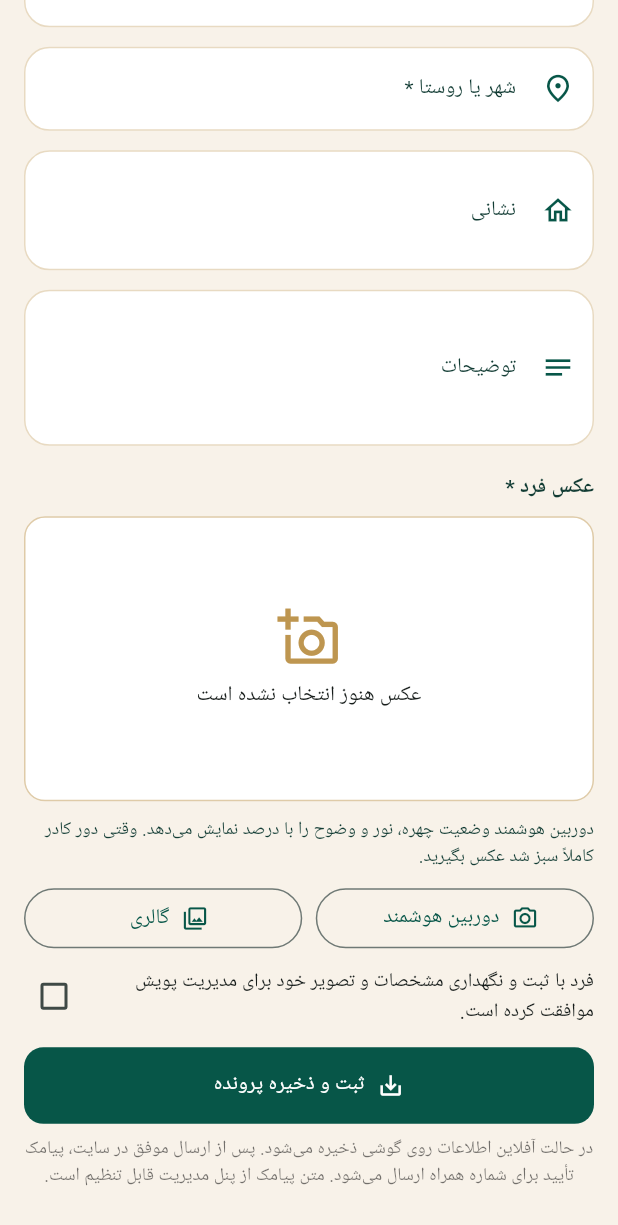
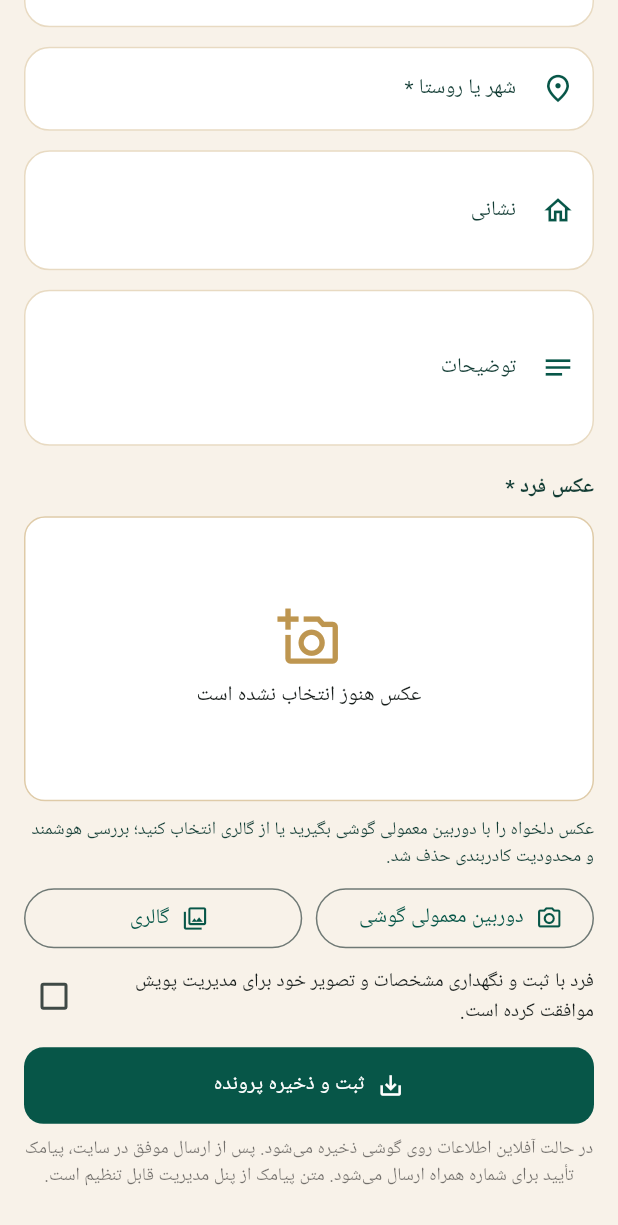
Before and after one commit to seyedebrahim0211-oss/honar-app1, a Flutter app: the RegistrationForm widget shown alone on an empty page, opened directly with empty values, scrolled down 415 dp, on a phone screen of 412 x 824 dp. Shown: the top 1225 px of the screen. Run offline on Flutter 3.47's test engine with Material 3 defaults, Android fonts, the phone set to English and light mode, and no system bars; our stand-ins replace camera, connectivity_plus, flutter_secure_storage, image_picker, share_plus, sqflite_sqlcipher; missing offline and left inert: cryptography, excel, google_mlkit_face_detection; accounts and stored records are empty.

Commit message:
Remove smart camera and support native Android camera/gallery; add new field controllers and birth selectors

```diff
--- a/lib/main.dart
+++ b/lib/main.dart
@@ -10,7 +10,6 @@ import 'package:image_picker/image_picker.dart';
 import 'package:image/image.dart' as image_lib;
 import 'package:share_plus/share_plus.dart';
 import 'data.dart';
-import 'portrait_camera.dart';
 import 'staff_auth.dart';
 import 'phone_login.dart';
 
@@ -318,11 +317,15 @@ class RegistrationForm extends StatefulWidget {
 class _RegistrationFormState extends State<RegistrationForm> {
   final key = GlobalKey<FormState>();
   final controllers = <String, TextEditingController>{
-    for (final name in ['first_name','last_name','father_name','mobile','birth_date','city','address','notes'])
+    for (final name in ['first_name','last_name','father_name','mobile','nid','city','education_level','study_place','work_place','military_status','specialty','interests','address','notes'])
       name: TextEditingController(),
   };
   Uint8List? image;
   bool consent = false, saving = false;
+  String? birthYear, birthMonth, birthDay;
+  static const monthNames = ['فروردین','اردیبهشت','خرداد','تیر','مرداد','شهریور','مهر','آبان','آذر','دی','بهمن','اسفند'];
+  static const militaryOptions = ['مشمول','در حال خدمت','پایان خدمت','معافیت تحصیلی','معافیت دائم','معافیت موقت','غیرمشمول','سایر'];
+  static const educationOptions = ['ابتدایی','متوسطه اول','دیپلم','کاردانی','کارشناسی','کارشناسی ارشد','دکتری','حوزوی','سایر'];
   final picker = ImagePicker();
   @override
   void initState() {
@@ -330,15 +333,19 @@ class _RegistrationFormState extends State<RegistrationForm> {
     final old = widget.initial;
     if (old != null) {
       for (final item in controllers.entries) { item.value.text = old.data[item.key] ?? ''; }
+      final parts = (old.data['birth_date'] ?? '').split('/');
+      birthYear = old.data['birth_year']?.isNotEmpty == true ? old.data['birth_year'] : (parts.length == 3 ? parts[0] : null);
+      birthMonth = old.data['birth_month'];
+      if ((birthMonth == null || birthMonth!.isEmpty) && parts.length == 3) { final m = int.tryParse(parts[1]); if (m != null && m >= 1 && m <= 12) birthMonth = monthNames[m - 1]; }
+      birthDay = old.data['birth_day']?.isNotEmpty == true ? old.data['birth_day'] : (parts.length == 3 ? parts[2] : null);
+      if (birthYear == '') birthYear = null;
+      if (birthMonth == '') birthMonth = null;
+      if (birthDay == '') birthDay = null;
       consent = true;
       LocalStore.instance.readImage(old.photo).then((data) {
         if (mounted) setState(() => image = data);
       }).catchError((Object _) {});
     }
-  }
-  Future<void> guidedPhoto() async {
-    final jpeg = await Navigator.push<Uint8List>(context, MaterialPageRoute(builder: (_) => const PortraitCamera()));
-    if (jpeg != null && mounted) setState(() => image = jpeg);
   }
   Future<void> pick(ImageSource source) async {
     try {
@@ -444,10 +451,10 @@ class _RegistrationFormState extends State<RegistrationForm> {
           : ClipRRect(borderRadius: BorderRadius.circular(14), child: Image.memory(image!, fit: BoxFit.contain)),
       ),
       const SizedBox(height: 10),
-      const Text('دوربین هوشمند وضعیت چهره، نور و وضوح را با درصد نمایش می‌دهد. وقتی دور کادر کاملاً سبز شد عکس بگیرید.', style: TextStyle(fontSize: 12, color: ink)),
+      const Text('عکس دلخواه را با دوربین معمولی گوشی بگیرید یا از گالری انتخاب کنید؛ بررسی هوشمند و محدودیت کادربندی حذف شد.', style: TextStyle(fontSize: 12, color: ink)),
       const SizedBox(height: 8),
       Row(children: [
-        Expanded(child: OutlinedButton.icon(onPressed: guidedPhoto, icon: const Icon(Icons.camera_alt_outlined), label: const Text('دوربین هوشمند'))),
+        Expanded(child: OutlinedButton.icon(onPressed: () => pick(ImageSource.camera), icon: const Icon(Icons.camera_alt_outlined), label: const Text('دوربین معمولی گوشی'))),
         const SizedBox(width: 9),
         Expanded(child: OutlinedButton.icon(onPressed: () => pick(ImageSource.gallery), icon: const Icon(Icons.photo_library_outlined), label: const Text('گالری'))),
       ]),
```
